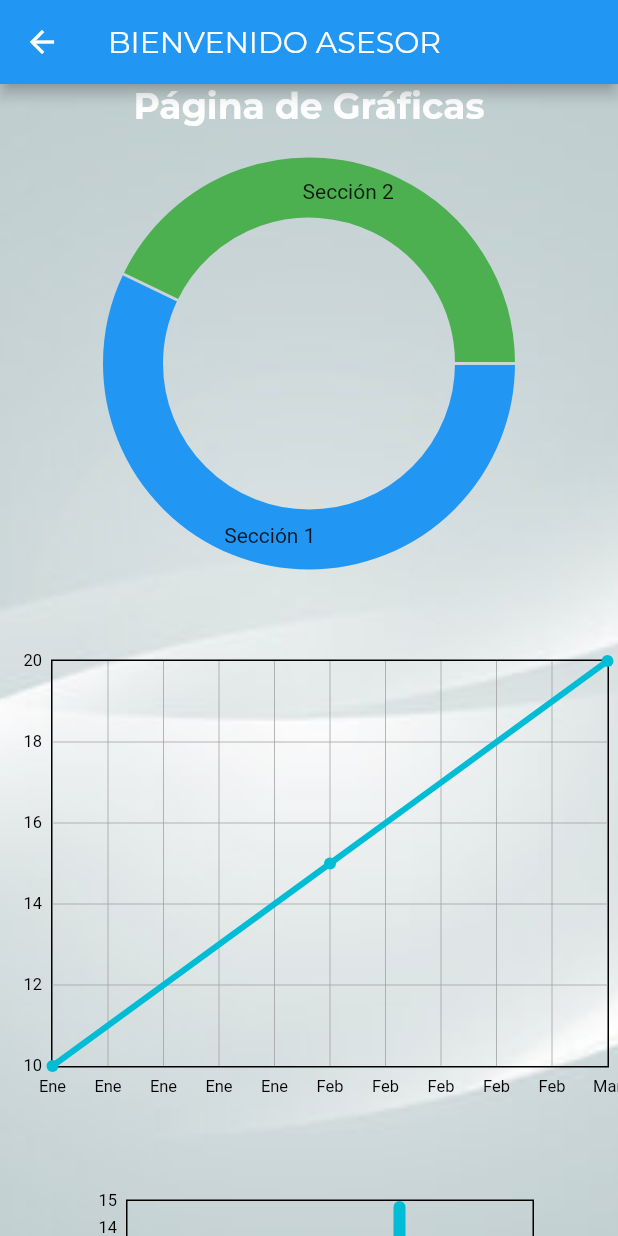
After one commit to DevAppsGam/MobilGam, a Flutter app: the graficas screen opened directly, on a phone screen of 412 x 824 dp. The commit adds this screen. Run offline on Flutter 3.47's test engine with Material 2 defaults, Android fonts, the phone set to English and light mode, and no system bars; drawn by our look-alikes of fl_chart.

Commit message:
SE AÑADEN GRAFICAS

```diff
--- /dev/null
+++ b/lib/Pages/Graficas/graficasPage.dart
@@ -0,0 +1,157 @@
+import 'package:flutter/material.dart';
+import 'package:fl_chart/fl_chart.dart';
+
+class graficas extends StatelessWidget {
+  const graficas({Key? key}) : super(key: key);
+
+  @override
+  Widget build(BuildContext context) {
+    return Scaffold(
+      appBar: AppBar(
+        title: const Text(
+          'BIENVENIDO ASESOR',
+          style: TextStyle(
+            fontFamily: 'Montserrat',
+          ),
+        ),
+      ),
+      body: Container(
+        decoration: const BoxDecoration(
+          image: DecorationImage(
+            image: AssetImage('assets/img/back.jpg'),
+            fit: BoxFit.cover,
+          ),
+        ),
+        child: SingleChildScrollView(
+          child: Center(
+            child: Column(
+              mainAxisAlignment: MainAxisAlignment.center,
+              children: [
+                const Text(
+                  'Página de Gráficas',
+                  style: TextStyle(
+                    fontFamily: 'Montserrat',
+                    fontSize: 24,
+                    fontWeight: FontWeight.bold,
+                    color: Colors.white,
+                  ),
+                ),
+                const SizedBox(height: 20), // Espacio entre título y gráfica
+                AspectRatio(
+                  aspectRatio: 1.5, // Ajusta el tamaño de la gráfica
+                  child: PieChart(
+                    PieChartData(
+                      sections: [
+                        PieChartSectionData(
+                          value: 40,
+                          color: Colors.blue,
+                          title: 'Sección 1',
+                        ),
+                        PieChartSectionData(
+                          value: 30,
+                          color: Colors.green,
+                          title: 'Sección 2',
+                        ),
+                        // Agrega más secciones según tus datos
+                      ],
+                      // Otras configuraciones de la gráfica
+                    ),
+                  ),
+                ),
+                const SizedBox(height: 60),
+                Container(
+                  width: 400, // Cambia este valor al ancho deseado
+                  height: 300, // Cambia este valor a la altura deseada
+                  child: LineChart(
+                    LineChartData(
+                      lineBarsData: [
+                        LineChartBarData(
+                          spots: [
+                            FlSpot(0, 10), // Enero
+                            FlSpot(1, 15), // Febrero
+                            FlSpot(2, 20), // Marzo
+                            // ... Añade los otros meses
+                          ],
+                          isCurved: true,
+                          //color: [color.blue],
+                          barWidth: 4,
+                          isStrokeCapRound: true,
+                          belowBarData: BarAreaData(show: false),
+                        ),
+                        // Agregar más objetos LineChartBarData para múltiples líneas si es necesario
+                      ],
+                      titlesData: FlTitlesData(
+                        leftTitles: SideTitles(showTitles: true), // Configurar etiquetas del eje Y izquierdo
+                        bottomTitles: SideTitles(
+                          showTitles: true,
+                          getTitles: (value) {
+                            List<String> monthNames = [
+                              'Ene', 'Feb', 'Mar', 'Abr', 'May', 'Jun', 'Jul', 'Ago', 'Sep', 'Oct', 'Nov', 'Dic'
+                            ];
+                            if (value >= 0 && value < monthNames.length) {
+                              return monthNames[value.toInt()];
+                            }
+                            return '';
+                          },
+                        ),
+                      ),
+                      // Otras configuraciones de la gráfica
+                    ),
+                    // Opcional: controlar las animaciones
+                    swapAnimationDuration: Duration(milliseconds: 150),
+                    swapAnimationCurve: Curves.linear,
+                  ),
+                ),
+                const SizedBox(height: 60),
+                Container(
+                  width: 300, // Cambia el ancho según tus necesidades
+                  height: 300, // Cambia la altura según tus necesidades
+                  child: BarChart(
+                    BarChartData(
+                      barGroups: [
+                        BarChartGroupData(
+                          x: 0,
+                          barRods: [
+                            BarChartRodData(
+                              y: 10,
+                              //colors: Color.fromRGBO(128, 80, 78, 0.2),
+                              width: 8,
+                            ),
+                          ],
+                        ),
+                        BarChartGroupData(
+                          x: 1,
+                          barRods: [
+                            BarChartRodData(
+                              y: 15,
+                              //color: Colors.green,
+                              width: 8,
+                            ),
+                          ],
+                        ),
+                        // Agrega más grupos de barras según tus datos
+                      ],
+                      titlesData: FlTitlesData(
+                        leftTitles: SideTitles(showTitles: true),
+                        bottomTitles: SideTitles(
+                          showTitles: true,
+                          getTitles: (value) {
+                            // Aquí puedes personalizar las etiquetas en el eje X
+                            // según tus necesidades y datos
+                            return 'Grupo $value';
+                          },
+                        ),
+                      ),
+                    ),
+                    swapAnimationDuration: Duration(milliseconds: 150),
+                    swapAnimationCurve: Curves.linear,
+                  ),
+                ),
+              ],
+            ),
+          ),
+        ),
+      ),
+    );
+  }
+}
--- a/lib/Pages/asesoresPage.dart
+++ b/lib/Pages/asesoresPage.dart
@@ -1,5 +1,6 @@
 
 import 'package:appgam/Pages/Contacto/contactoVidaPage.dart';
+import 'package:appgam/Pages/Graficas/graficasPage.dart';
 import 'package:appgam/Pages/MenuAsesores/autosPage.dart';
 import 'package:appgam/Pages/MenuAsesores/gmmPage.dart';
 import 'package:appgam/Pages/MenuAsesores/recursosPage.dart';
@@ -142,6 +143,11 @@ class Asesores extends StatelessWidget {
                     title: 'RECURSOS',
                     color: Colors.blueGrey,
                   ),
+                  IconWithText(
+                    icon: Icons.graphic_eq_outlined,
+                    title: 'ESTADISTICAS',
+                    color: Colors.redAccent,
+                  ),
                 ],
               ),
             ),
@@ -202,6 +208,11 @@ class IconWithText extends StatelessWidget {
             context,
             MaterialPageRoute(builder: (context) => const Recurso()),
           );
+        } else if (title == 'ESTADISTICAS') {
+          Navigator.push(
+            context,
+            MaterialPageRoute(builder: (context) => const graficas()),
+          );
         }
       },
 
--- a/pubspec.yaml
+++ b/pubspec.yaml
@@ -15,6 +15,7 @@ dependencies:
   url_launcher: any
   flutter_screenutil: any
   flutter_launcher_icons: ^0.9.2
+  fl_chart: ^0.41.0
 
 dev_dependencies:
   flutter_test:
```
Also changed, not shown: pubspec.lock.
